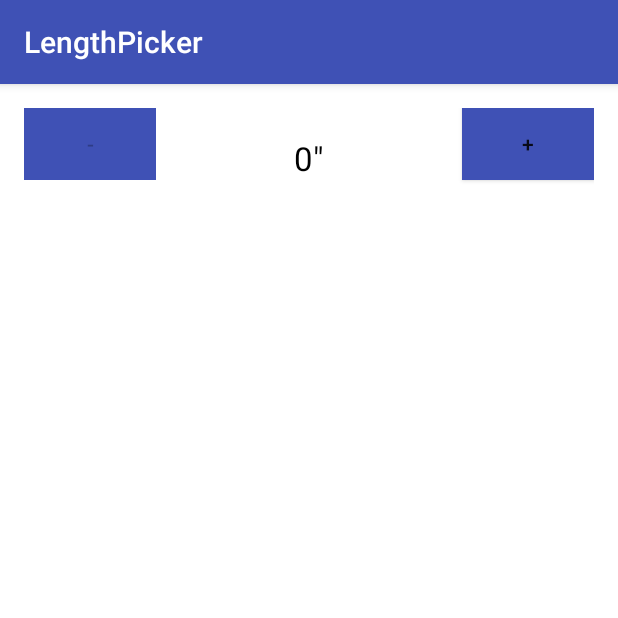
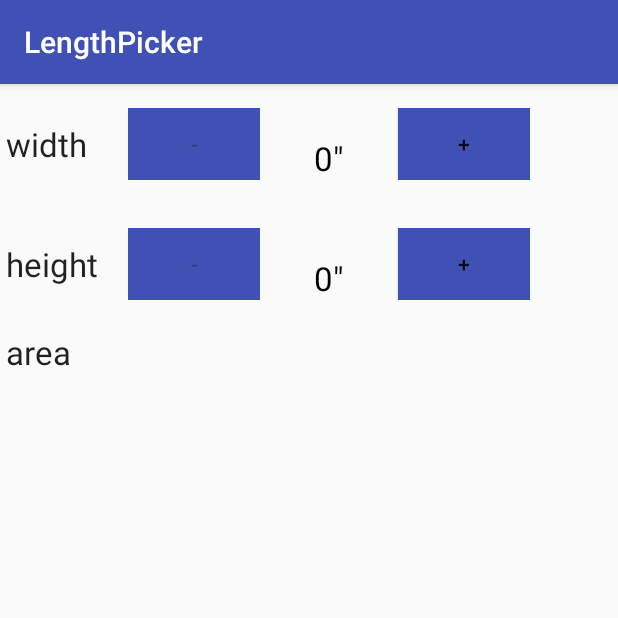
Before and after one commit to cngondo/LengthPicker, an Android app: the screen it shows after launch (MainActivity), on a phone screen of 412 x 824 dp, the top half of it. Run offline under Robolectric (Android 15) with nearby library versions, the phone set to English and light mode, and no system bars.

Commit message:
Layout of length picker changed

```diff
--- a/app/src/main/res/layout/activity_main.xml
+++ b/app/src/main/res/layout/activity_main.xml
@@ -1,14 +1,63 @@
 <?xml version="1.0" encoding="utf-8"?>
-<design.example.ngondo.lengthpicker.LengthPicker
-    xmlns:android="http://schemas.android.com/apk/res/android"
-    android:layout_width="match_parent"
-    android:layout_height="match_parent"
-    android:id="@+id/length_picker"
-    android:paddingBottom="@dimen/activity_vertical_margin"
-    android:paddingLeft="@dimen/activity_horizontal_margin"
-    android:paddingRight="@dimen/activity_horizontal_margin"
-    android:paddingTop="@dimen/activity_vertical_margin"
-    android:background="#fff" />
+<!--<design.example.ngondo.lengthpicker.LengthPicker-->
+    <!--xmlns:android="http://schemas.android.com/apk/res/android"-->
+    <!--android:layout_width="match_parent"-->
+    <!--android:layout_height="match_parent"-->
+    <!--android:id="@+id/length_picker"-->
+    <!--android:paddingBottom="@dimen/activity_vertical_margin"-->
+    <!--android:paddingLeft="@dimen/activity_horizontal_margin"-->
+    <!--android:paddingRight="@dimen/activity_horizontal_margin"-->
+    <!--android:paddingTop="@dimen/activity_vertical_margin"-->
+    <!--android:background="#fff" />-->
 
 <!--The view needs an id so that android OS will know which view to
     restore when calling the OnRestoreInstanceState() -->
+
+<TableLayout
+    xmlns:android="http://schemas.android.com/apk/res/android"
+    android:layout_width="match_parent"
+    android:layout_height="match_parent">
+
+    <TableRow>
+        <TextView
+            android:layout_width="wrap_content"
+            android:layout_height="wrap_content"
+            android:layout_gravity="center_vertical"
+            android:layout_margin="4dp"
+            android:textAppearance="@android:style/TextAppearance.Large"
+            android:text="@string/w" />
+        <design.example.ngondo.lengthpicker.LengthPicker
+            android:id="@+id/width"
+            android:layout_width="wrap_content"
+            android:layout_height="wrap_content" />
+    </TableRow>
+    <TableRow>
+        <TextView
+            android:layout_width="wrap_content"
+            android:layout_height="wrap_content"
+            android:layout_gravity="center_vertical"
+            android:layout_margin="4dp"
+            android:textAppearance="@android:style/TextAppearance.Large"
+            android:text="@string/h" />
+        <design.example.ngondo.lengthpicker.LengthPicker
+            android:id="@+id/height"
+            android:layout_width="wrap_content"
+            android:layout_height="wrap_content" />
+    </TableRow>
+    <TableRow>
+        <TextView
+            android:layout_width="wrap_content"
+            android:layout_height="wrap_content"
+            android:layout_gravity="center_vertical"
+            android:layout_margin="4dp"
+            android:textAppearance="@android:style/TextAppearance.Large"
+            android:text="@string/a" />
+        <TextView
+            android:layout_width="wrap_content"
+            android:layout_height="wrap_content"
+            android:layout_gravity="center_vertical"
+            android:layout_margin="4dp"
+            android:id="@+id/area"
+            android:textAppearance="@android:style/TextAppearance.Large" />
+    </TableRow>
+</TableLayout>
--- a/app/src/main/res/layout/length_picker.xml
+++ b/app/src/main/res/layout/length_picker.xml
@@ -1,19 +1,18 @@
 <?xml version="1.0" encoding="utf-8"?>
 <!--<merge> takes all the views and attach them directly to where this xml is
     inflated in-->
-<merge
+<RelativeLayout
     xmlns:android="http://schemas.android.com/apk/res/android"
 
     xmlns:tools="http://schemas.android.com/tools"
-    android:layout_width="match_parent"
-    android:layout_height="match_parent"
+    android:layout_width="300dp"
+    android:layout_height="wrap_content"
     android:paddingBottom="@dimen/activity_vertical_margin"
     android:paddingLeft="@dimen/activity_horizontal_margin"
     android:paddingRight="@dimen/activity_horizontal_margin"
     android:paddingTop="@dimen/activity_vertical_margin"
-    android:background="#fff"
-    tools:context="design.example.ngondo.lengthpicker.MainActivity"
-    >
+    tools:context="design.example.ngondo.lengthpicker.MainActivity">
+
     <!--All the attributes spaced out above are not read due to the <merge> tag used.
         It trims one view from the heirarchy hence faster loading time.
         If you really need them you can still add them in the LengthPicker java file
@@ -48,4 +47,4 @@
         android:textColor="#000"
         android:layout_alignBottom="@+id/add"
         android:layout_centerHorizontal="true" />
-</merge>
+</RelativeLayout>
--- a/app/src/main/res/values/dimens.xml
+++ b/app/src/main/res/values/dimens.xml
@@ -2,4 +2,7 @@
     <!-- Default screen margins, per the Android Design guidelines. -->
     <dimen name="activity_horizontal_margin">16dp</dimen>
     <dimen name="activity_vertical_margin">16dp</dimen>
+    <dimen name="button_width">40dp</dimen>
+    <dimen name="button_height">40dp</dimen>
+    <dimen name="text_view_width">80dp</dimen>
 </resources>
--- a/app/src/main/res/values/strings.xml
+++ b/app/src/main/res/values/strings.xml
@@ -2,4 +2,7 @@
     <string name="app_name">LengthPicker</string>
     <string name="sub">-</string>
     <string name="add">+</string>
+    <string name="w">width</string>
+    <string name="h">height</string>
+    <string name="a">area</string>
 </resources>
```
